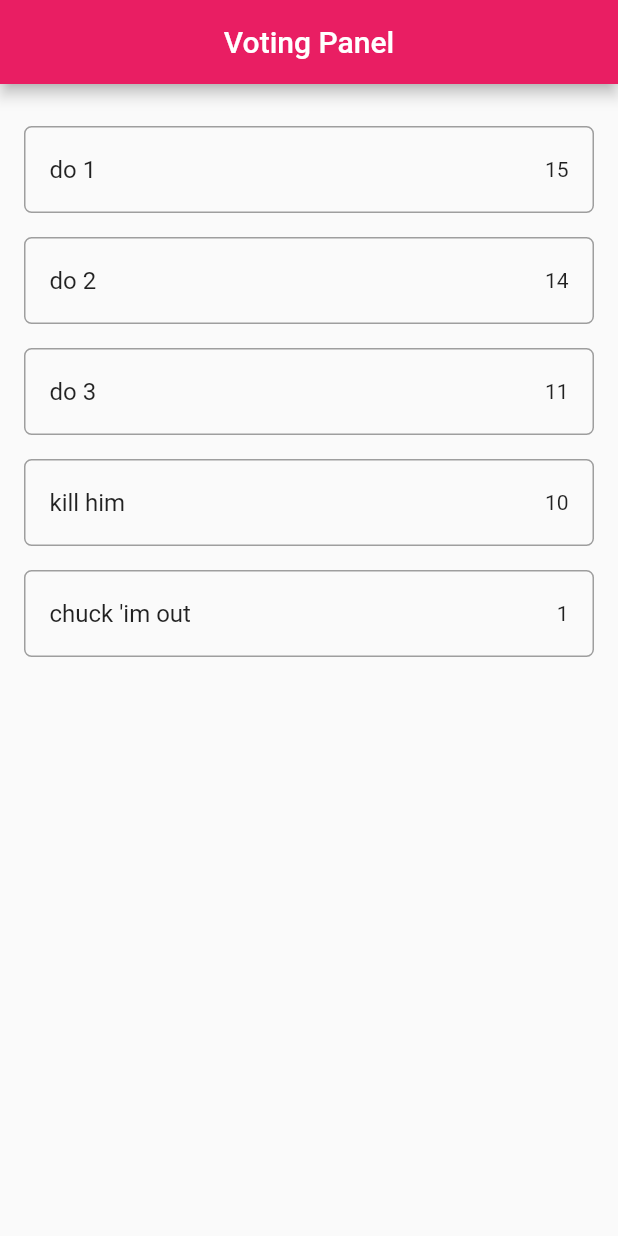
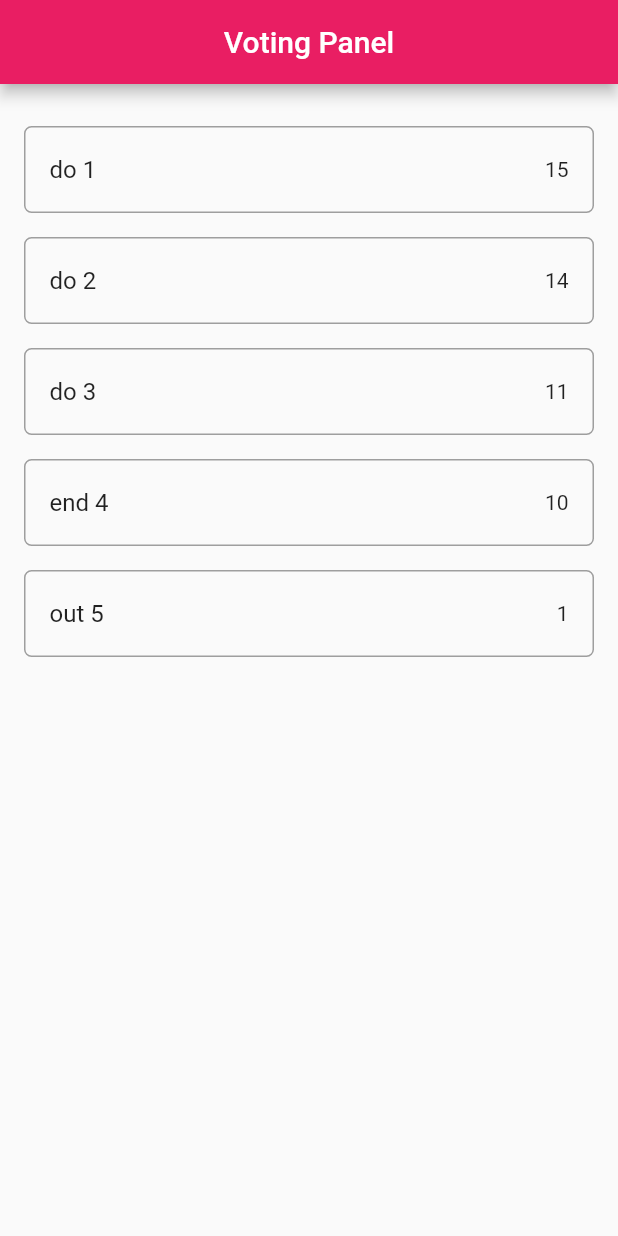
Before and after one commit to 1solation/rethink_flutter_app, a Flutter app: the MyVotingPage screen opened directly, on a phone screen of 412 x 824 dp. Run offline on Flutter 3.47's test engine with Material 2 defaults, Android fonts, the phone set to English and light mode, and no system bars; our stand-ins replace cloud_firestore, firebase_auth; accounts and stored records are empty.

Commit message:
WIP update

```diff
--- a/lib/pages/poll_list.dart
+++ b/lib/pages/poll_list.dart
@@ -20,7 +20,7 @@ Widget buildPollList(context, DocumentSnapshot snapshot, FirebaseUser user) {
                   context,
                   MaterialPageRoute(
                     builder: (context) =>
-                        new TabBarDemo(), // TODO: build navigation to new individual Poll
+                        new VotingTabView(), // TODO: build navigation to new individual Poll
                     // currently breaks on tap, use the BACK BUTTON on the emulator to navigate from the error
                   )); // Navigator.push
             }),
--- a/lib/pages/voting.dart
+++ b/lib/pages/voting.dart
@@ -5,34 +5,14 @@ final dummySnapshot = [
   {"pollDesc": "do 1", "voteCount": 15},
   {"pollDesc": "do 2", "voteCount": 14},
   {"pollDesc": "do 3", "voteCount": 11},
-  {"pollDesc": "kill him", "voteCount": 10},
-  {"pollDesc": "chuck 'im out", "voteCount": 1},
+  {"pollDesc": "end 4", "voteCount": 10},
+  {"pollDesc": "out 5", "voteCount": 1},
 ];
 
-// // class VotingPage extends StatelessWidget {
-// //   @override
-// //   Widget build(BuildContext context) {
-// //     return Scaffold(
-// //       appBar: AppBar(
-// //         title: Text('placehold me'),
-// //       ),
-// //       body: Center(
-// //         child: RaisedButton(
-// //           onPressed: () {
-// //             Navigator.pop(context);
-// //           },
-// //           child: Text('go back'),
-// //         ),
-// //       ),
-// //     );
-// //   }
-// // }
-//Demo of just the tabs, how they work.
-class TabBarDemo extends StatelessWidget {
+class VotingTabView extends StatelessWidget {
   @override
   Widget build(BuildContext context) {
     return MaterialApp(
-      debugShowCheckedModeBanner: false,
       theme: ThemeData(
         primarySwatch: Colors.pink,
       ),
```
